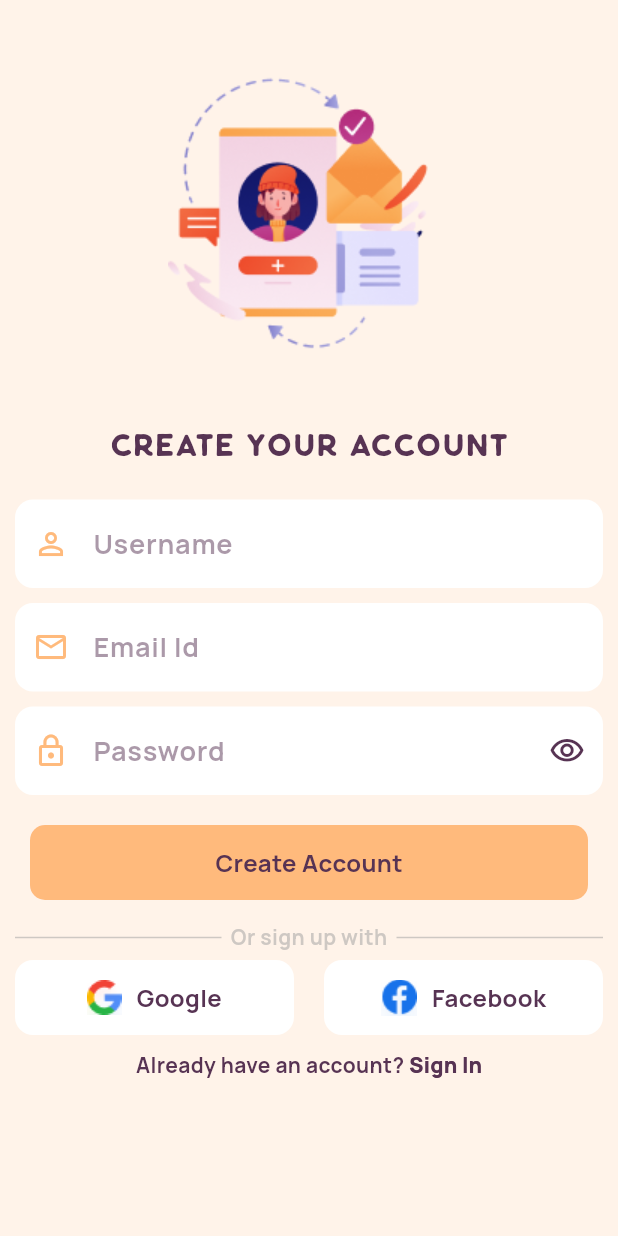
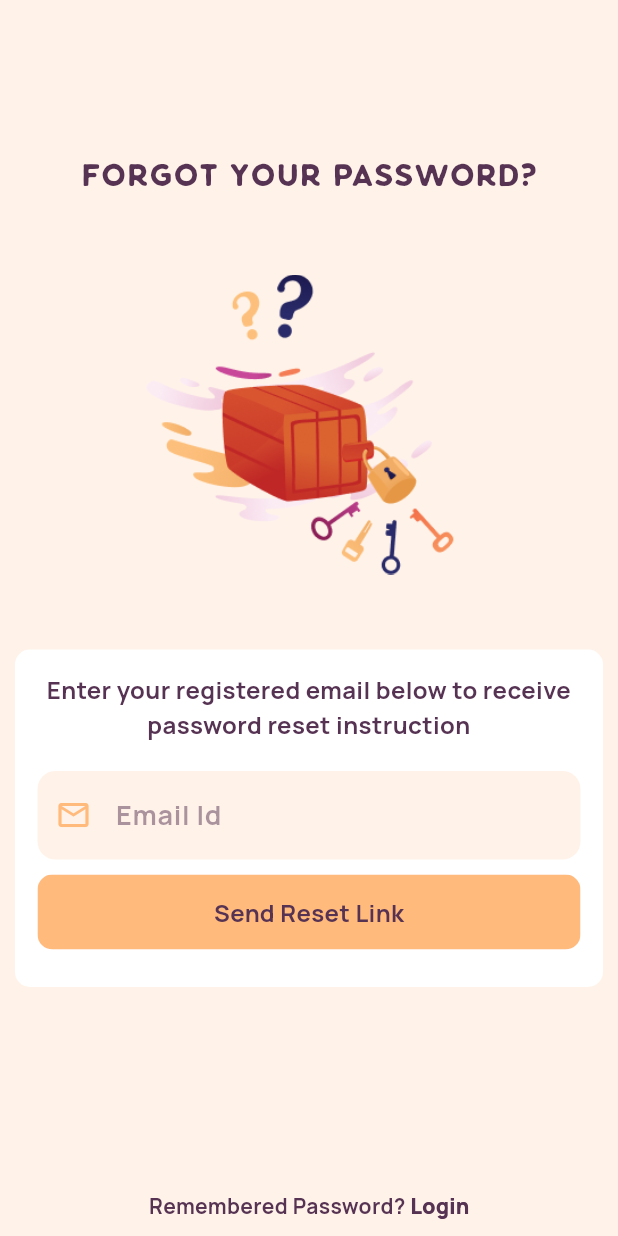
Before and after one commit to SourishBiswas23/habit_builder, a Flutter app: the screen it shows after launch, on a phone screen of 412 x 824 dp. Run offline on Flutter 3.47's test engine with Material 3 defaults, Android fonts, the phone set to English and light mode, and no system bars; our stand-ins replace logger, smooth_page_indicator.

Commit message:
Added the forgot password screen

```diff
--- a/lib/main.dart
+++ b/lib/main.dart
@@ -1,4 +1,5 @@
 import 'package:flutter/material.dart';
+import 'package:habit_builder/views/onboarding/signup_and_login/forgot_password_screen/forgot_password_screen.dart';
 import 'package:habit_builder/views/onboarding/signup_and_login/signup_screen/signup_screen.dart';
 
 import 'app_theme.dart';
@@ -16,7 +17,7 @@ class MyApp extends StatelessWidget {
     return MaterialApp(
       title: 'Habit Builder',
       theme: AppTheme().themeData,
-      home: const SignupScreen(),
+      home: const ForgotPasswordScreen(),
       onGenerateRoute: AppNavigator.onGenerateRoute,
       navigatorKey: AppNavigator.navigatorKey,
       scaffoldMessengerKey: AppNavigator.scaffoldMessengerState,
--- a/lib/routes.dart
+++ b/lib/routes.dart
@@ -1,4 +1,5 @@
 import 'package:flutter/material.dart';
+import 'package:habit_builder/views/onboarding/signup_and_login/forgot_password_screen/forgot_password_screen.dart';
 
 import 'views/not_found_screen/not_found_screen.dart';
 import 'views/onboarding/introduction_screen/introduction_screen.dart';
@@ -12,6 +13,7 @@ enum AppRoute {
   introductionScreen,
   loginScreen,
   signupScreen,
+  forgotPasswordScreen,
 }
 
 class _Paths {
@@ -20,6 +22,7 @@ class _Paths {
   static const String introductionScreen = '/introductionScreen';
   static const String loginScreen = '/loginScreen';
   static const String signupScreen = '/signupScreen';
+  static const String forgotPasswordScreen = '/forgotPasswordScreen';
 
   static const Map<AppRoute, String> _pathMap = {
     AppRoute.splashScreen: _Paths.splashScreen,
@@ -27,6 +30,7 @@ class _Paths {
     AppRoute.introductionScreen: _Paths.introductionScreen,
     AppRoute.loginScreen: _Paths.loginScreen,
     AppRoute.signupScreen: _Paths.signupScreen,
+    AppRoute.forgotPasswordScreen: _Paths.forgotPasswordScreen,
   };
 
   static String of(AppRoute appRoute) => _pathMap[appRoute] ?? notFoundScreen;
@@ -58,6 +62,10 @@ class AppNavigator {
         return MaterialPageRoute(
           builder: (context) => const SignupScreen(),
         );
+      case _Paths.forgotPasswordScreen:
+        return MaterialPageRoute(
+          builder: (context) => const ForgotPasswordScreen(),
+        );
       default:
         return MaterialPageRoute(
           builder: (context) => const NotFoundScreen(),
--- /dev/null
+++ b/lib/views/onboarding/signup_and_login/forgot_password_screen/forgot_password_screen.dart
@@ -0,0 +1,70 @@
+import 'package:flutter/material.dart';
+
+import '../../../../app_theme.dart';
+import 'remembered_password.dart';
+import 'send_reset_link_button.dart';
+
+class ForgotPasswordScreen extends StatelessWidget {
+  const ForgotPasswordScreen({super.key});
+
+  @override
+  Widget build(BuildContext context) {
+    final theme = Theme.of(context);
+    return Scaffold(
+      backgroundColor: AppTheme.creame,
+      body: SingleChildScrollView(
+        child: Padding(
+          padding: const EdgeInsets.symmetric(horizontal: 10),
+          child: Column(
+            mainAxisAlignment: MainAxisAlignment.end,
+            mainAxisSize: MainAxisSize.min,
+            children: [
+              const SizedBox(height: 100),
+              Text(
+                'FORGOT YOUR PASSWORD?',
+                textAlign: TextAlign.center,
+                style: theme.textTheme.headlineSmall,
+              ),
+              Container(
+                margin: const EdgeInsets.symmetric(vertical: 50),
+                decoration: const BoxDecoration(
+                  image: DecorationImage(
+                    image: AssetImage('assets/images/forgot_password.png'),
+                    fit: BoxFit.contain,
+                  ),
+                ),
+                height: 200,
+              ),
+              Container(
+                padding: const EdgeInsets.all(15),
+                decoration: BoxDecoration(
+                  color: Colors.white,
+                  borderRadius: BorderRadius.circular(10),
+                ),
+                child: const Column(
+                  mainAxisAlignment: MainAxisAlignment.center,
+                  children: [
+                    Text(
+                      'Enter your registered email below to receive password reset instruction',
+                      textAlign: TextAlign.center,
+                    ),
+                    SizedBox(height: 20),
+                    TextField(
+                      keyboardType: TextInputType.emailAddress,
+                      decoration: InputDecoration(
+                        hintText: 'Email Id',
+                        prefixIcon: Icon(Icons.email_outlined),
+                      ),
+                    ),
+                    SendResetLinkButton(),
+                  ],
+                ),
+              ),
+            ],
+          ),
+        ),
+      ),
+      bottomNavigationBar: const RememberedPasswordText(),
+    );
+  }
+}
--- /dev/null
+++ b/lib/views/onboarding/signup_and_login/forgot_password_screen/remembered_password.dart
@@ -0,0 +1,45 @@
+import 'package:flutter/material.dart';
+import 'package:habit_builder/routes.dart';
+
+import '../../../../app_theme.dart';
+
+class RememberedPasswordText extends StatelessWidget {
+  const RememberedPasswordText({
+    super.key,
+  });
+
+  @override
+  Widget build(BuildContext context) {
+    return Padding(
+      padding: const EdgeInsets.only(bottom: 10),
+      child: Row(
+        mainAxisSize: MainAxisSize.max,
+        mainAxisAlignment: MainAxisAlignment.center,
+        children: [
+          const Text(
+            "Remembered Password? ",
+            style: TextStyle(fontSize: 14),
+          ),
+          InkWell(
+            onTap: () => AppNavigator.pushReplace(
+              appRoute: AppRoute.loginScreen,
+            ),
+            child: const Text(
+              'Login',
+              style: TextStyle(
+                fontSize: 14,
+                fontWeight: FontWeight.w900,
+                shadows: [
+                  Shadow(
+                    offset: Offset(0.2, 0.2),
+                    color: AppTheme.eclipse,
+                  )
+                ],
+              ),
+            ),
+          )
+        ],
+      ),
+    );
+  }
+}
--- /dev/null
+++ b/lib/views/onboarding/signup_and_login/forgot_password_screen/send_reset_link_button.dart
@@ -0,0 +1,39 @@
+import 'package:flutter/material.dart';
+import 'package:logger/logger.dart';
+
+import '../../../../app_theme.dart';
+
+class SendResetLinkButton extends StatelessWidget {
+  const SendResetLinkButton({super.key});
+
+  @override
+  Widget build(BuildContext context) {
+    final theme = Theme.of(context);
+
+    return Padding(
+      padding: const EdgeInsets.symmetric(vertical: 10),
+      child: ClipRRect(
+        borderRadius: BorderRadius.circular(10),
+        child: Material(
+          child: InkWell(
+            onTap: () => Logger().i('Send Reset Link'),
+            splashColor: Colors.orange,
+            child: Ink(
+              color: AppTheme.morning,
+              child: Container(
+                height: 50,
+                width: double.infinity,
+                padding: const EdgeInsets.symmetric(vertical: 10),
+                alignment: Alignment.center,
+                child: Text(
+                  'Send Reset Link',
+                  style: theme.textTheme.bodyMedium,
+                ),
+              ),
+            ),
+          ),
+        ),
+      ),
+    );
+  }
+}
--- a/lib/views/onboarding/signup_and_login/login_screen/login_screen.dart
+++ b/lib/views/onboarding/signup_and_login/login_screen/login_screen.dart
@@ -142,9 +142,23 @@ class LoginScreen extends StatelessWidget {
                       const SizedBox(height: 10),
                       const LoginButton(),
                       const SizedBox(height: 10),
-                      const Text(
-                        'Forgot Password ?',
-                        style: TextStyle(fontSize: 14),
+                      InkWell(
+                        onTap: () => AppNavigator.pushReplace(
+                          appRoute: AppRoute.forgotPasswordScreen,
+                        ),
+                        child: const Text(
+                          'Forgot Password ?',
+                          style: TextStyle(
+                            fontSize: 14,
+                            fontWeight: FontWeight.w900,
+                            shadows: [
+                              Shadow(
+                                offset: Offset(0.2, 0.2),
+                                color: AppTheme.eclipse,
+                              )
+                            ],
+                          ),
+                        ),
                       ),
                       const SizedBox(height: 5),
                       Row(
```
